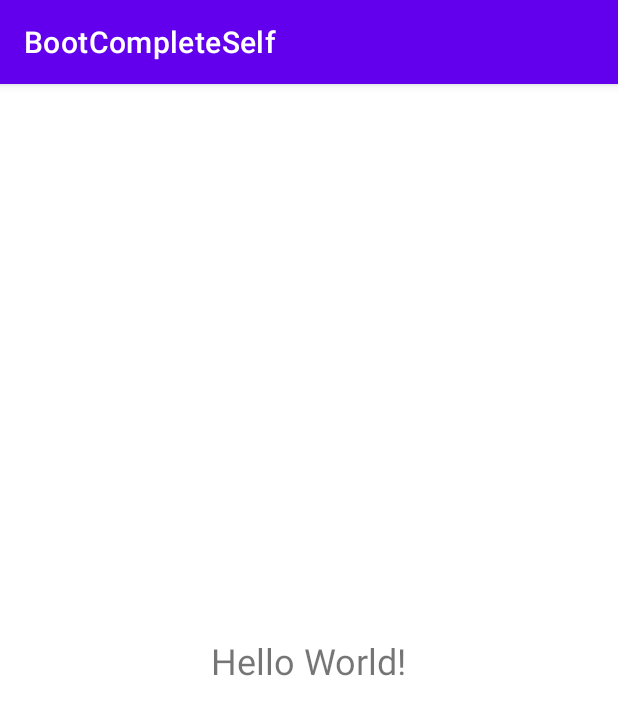
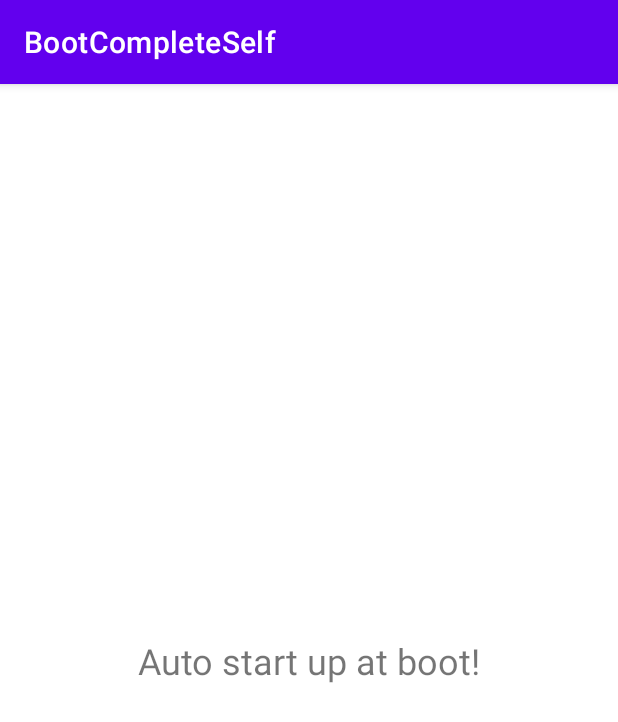
Before and after one commit to SakuraMochiii/BootcompleteSelf, an Android app: the screen it shows after launch (MainActivity), on a phone screen of 412 x 824 dp. Shown: the top 722 px of the screen. Run offline under Robolectric (Android 15) with nearby library versions, the phone set to English and light mode, and no system bars.

Commit message:
improve the strings on UI

```diff
--- a/app/src/main/res/layout/activity_main.xml
+++ b/app/src/main/res/layout/activity_main.xml
@@ -10,7 +10,7 @@
         android:id="@+id/tips"
         android:layout_width="wrap_content"
         android:layout_height="wrap_content"
-        android:text="Hello World!"
+        android:text="Auto start up at boot!"
         android:textSize="24dp"
         app:layout_constraintBottom_toBottomOf="parent"
         app:layout_constraintLeft_toLeftOf="parent"
```
